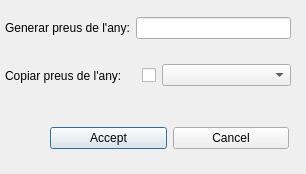
First picture: the form in ui/new_prices.ui, repository bgeo-gis/treemanage_qgis_pluggin, before the edit.
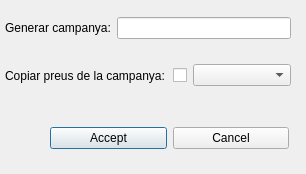
Second picture: the form after the edit.

```diff
--- a/ui/new_prices.ui
+++ b/ui/new_prices.ui
@@ -32,7 +32,7 @@
     <item>
      <widget class="QLabel" name="plan_any">
       <property name="text">
-       <string>Generar preus de l'any:</string>
+       <string>Generar campanya:</string>
       </property>
      </widget>
     </item>
@@ -54,7 +54,7 @@
     <item>
      <widget class="QLabel" name="label">
       <property name="text">
-       <string>Copiar preus de l'any:</string>
+       <string>Copiar preus de la campanya:</string>
       </property>
      </widget>
     </item>
```
Left out of the diff: 2 changed lines with no effect on the pictures.
